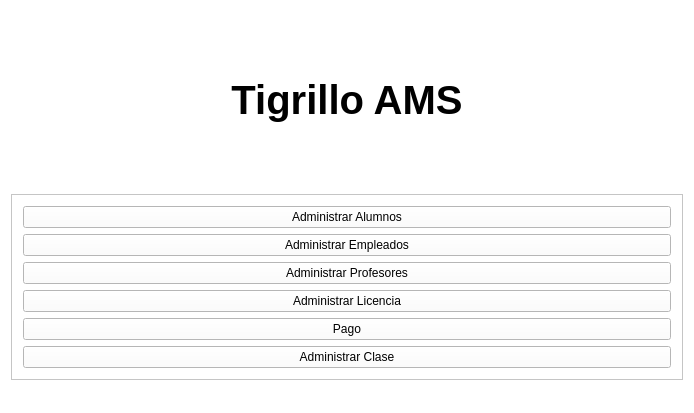
Qt form Proyecto/mainwindow.ui (carlosvelaquez/ProyectoTBDII) before a commit.
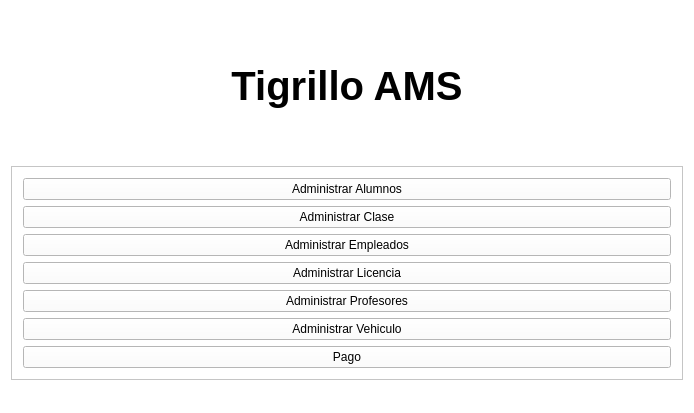
The same form after that commit.

Patch:
```diff
--- a/Proyecto/mainwindow.ui
+++ b/Proyecto/mainwindow.ui
@@ -58,6 +58,13 @@
          </property>
         </widget>
        </item>
+       <item>
+        <widget class="QPushButton" name="AdminClaseButton">
+         <property name="text">
+          <string>Administrar Clase</string>
+         </property>
+        </widget>
+       </item>
        <item>
         <widget class="QPushButton" name="AdminEmpleadosButton">
          <property name="text">
@@ -65,13 +72,6 @@
          </property>
         </widget>
        </item>
-       <item>
-        <widget class="QPushButton" name="AdminProfesoresButton">
-         <property name="text">
-          <string>Administrar Profesores</string>
-         </property>
-        </widget>
-       </item>
        <item>
         <widget class="QPushButton" name="AdminLicenciaButton">
          <property name="text">
@@ -79,6 +79,20 @@
          </property>
         </widget>
        </item>
+       <item>
+        <widget class="QPushButton" name="AdminProfesoresButton">
+         <property name="text">
+          <string>Administrar Profesores</string>
+         </property>
+        </widget>
+       </item>
+       <item>
+        <widget class="QPushButton" name="pushButton">
+         <property name="text">
+          <string>Administrar Vehiculo</string>
+         </property>
+        </widget>
+       </item>
        <item>
         <widget class="QPushButton" name="pushButtonPago">
          <property name="text">
@@ -86,13 +100,6 @@
          </property>
         </widget>
        </item>
-       <item>
-        <widget class="QPushButton" name="AdminClaseButton">
-         <property name="text">
-          <string>Administrar Clase</string>
-         </property>
-        </widget>
-       </item>
       </layout>
      </widget>
     </item>
```
